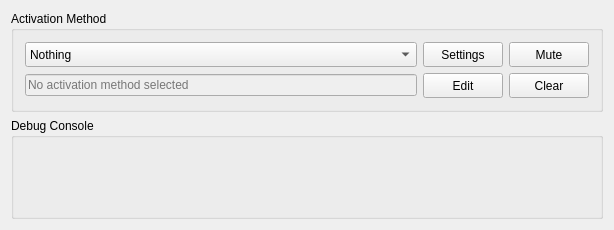
Before: the Qt Designer form source/main_window_dialog.ui in PsychedelicShayna/cursor-locker, drawn with Qt 5.
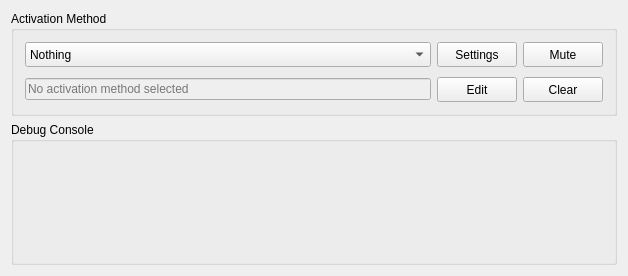
After: the same form once the commit is applied.

Commit message: Applied new JSON and stylesheet handling changes.

```diff
--- a/source/main_window_dialog.ui
+++ b/source/main_window_dialog.ui
@@ -6,8 +6,8 @@
    <rect>
     <x>0</x>
     <y>0</y>
-    <width>614</width>
-    <height>230</height>
+    <width>628</width>
+    <height>276</height>
    </rect>
   </property>
   <property name="minimumSize">
@@ -26,15 +26,27 @@
    </size>
   </property>
   <widget class="QWidget" name="gdMain">
-   <layout class="QGridLayout" name="gridLayout_2" rowstretch="0,1">
-    <item row="0" column="0">
+   <layout class="QVBoxLayout" name="verticalLayout_2" stretch="0,1">
+    <item>
      <widget class="QGroupBox" name="vlActivation">
       <property name="title">
        <string>Activation Method</string>
       </property>
       <layout class="QVBoxLayout" name="verticalLayout">
+       <property name="spacing">
+        <number>10</number>
+       </property>
+       <property name="sizeConstraint">
+        <enum>QLayout::SetMinimumSize</enum>
+       </property>
        <item>
         <layout class="QHBoxLayout" name="hlActivationMethod" stretch="5,0,0">
+         <property name="topMargin">
+          <number>0</number>
+         </property>
+         <property name="bottomMargin">
+          <number>0</number>
+         </property>
          <item>
           <widget class="QComboBox" name="cbxActivationMethod">
            <property name="minimumSize">
@@ -95,6 +107,12 @@
        </item>
        <item>
         <layout class="QHBoxLayout" name="hlActivationParameter" stretch="0,0,0">
+         <property name="topMargin">
+          <number>0</number>
+         </property>
+         <property name="bottomMargin">
+          <number>0</number>
+         </property>
          <item>
           <widget class="QLineEdit" name="linActivationParameter">
            <property name="enabled">
@@ -136,7 +154,7 @@
       </layout>
      </widget>
     </item>
-    <item row="1" column="0">
+    <item>
      <widget class="QGroupBox" name="grpDebugConsole">
       <property name="title">
        <string>Debug Console</string>
```
The commit also changes 2 other files.
